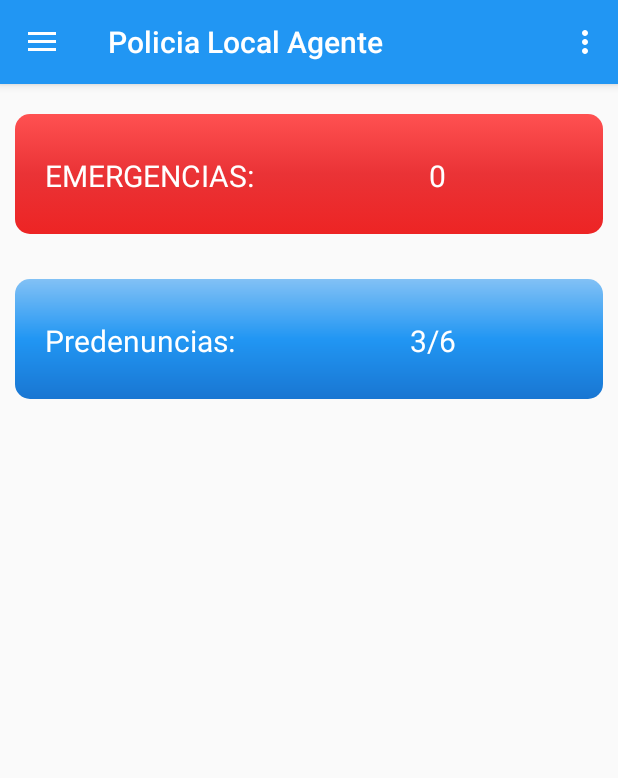
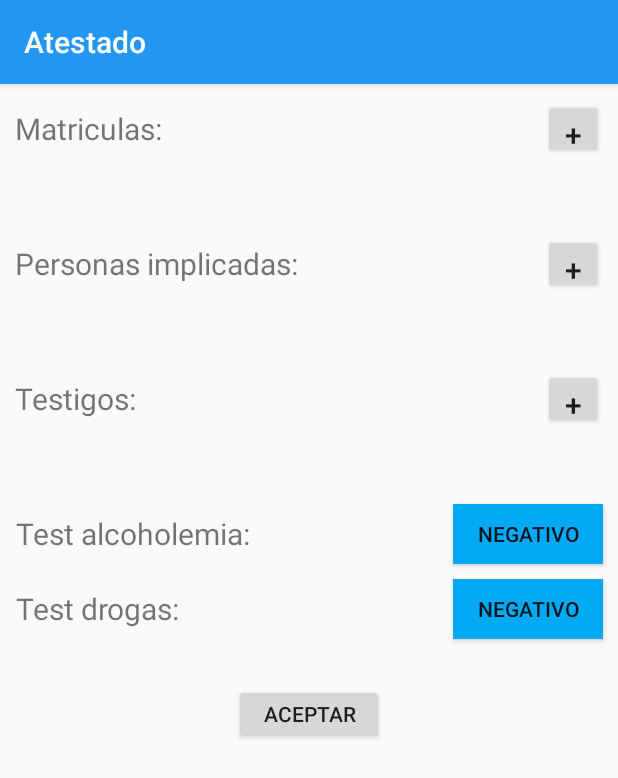
Before and after one commit to sergioloc/JefaturaPoliciaAgente, an Android app: the screen it shows after launch once a user with an empty profile is signed in (MainActivity before the commit, Atestado after it), in the side drawer, after a tap on "Atestados", on a phone screen of 412 x 824 dp. Shown: the top 778 px of the screen. Run offline under Robolectric (Android 15) with nearby library versions, the phone set to English and light mode, and no system bars; our stand-ins replace Firebase (no records; nobody signed in at launch, a user with empty details on screens opened directly).

Commit message:
Estructura básica de los atestados

```diff
--- a/app/build.gradle
+++ b/app/build.gradle
@@ -29,6 +29,8 @@ dependencies {
     compile 'com.android.support.constraint:constraint-layout:1.0.2'
     compile 'com.google.firebase:firebase-core:9.0.0'
     compile 'com.google.firebase:firebase-auth:9.0.0'
+    compile 'com.android.support:cardview-v7:26.+'
+    compile 'com.android.support:recyclerview-v7:26.+'
     testCompile 'junit:junit:4.12'
 }
 apply plugin: 'com.google.gms.google-services'
--- a/app/src/main/AndroidManifest.xml
+++ b/app/src/main/AndroidManifest.xml
@@ -22,7 +22,10 @@
             android:name=".MainActivity"
             android:label="@string/app_name"
             android:theme="@style/AppTheme.NoActionBar" />
-        <activity android:name=".Predenuncia"></activity>
+        <activity android:name=".Predenuncia"
+            android:label="Predenuncia"/>
+        <activity android:name=".Atestado"
+            android:label="Atestado"></activity>
     </application>
 
 </manifest>
--- /dev/null
+++ b/app/src/main/java/com/cdi/practica/jefaturapoliciaagente/Adaptadores/RVAdapter.java
@@ -0,0 +1,65 @@
+package com.cdi.practica.jefaturapoliciaagente.Adaptadores;
+
+import android.support.v7.widget.CardView;
+import android.support.v7.widget.RecyclerView;
+import android.view.LayoutInflater;
+import android.view.View;
+import android.view.ViewGroup;
+import android.widget.ImageView;
+import android.widget.TextView;
+
+import com.cdi.practica.jefaturapoliciaagente.Objetos.Item;
+import com.cdi.practica.jefaturapoliciaagente.R;
+
+import java.util.ArrayList;
+import java.util.List;
+
+/**
+ * Created by Sergio on 16/04/2018.
+ */
+
+public class RVAdapter extends RecyclerView.Adapter<RVAdapter.PersonViewHolder>{
+
+    public static class PersonViewHolder extends RecyclerView.ViewHolder {
+        CardView cv;
+        TextView personName;
+        ImageView personPhoto;
+
+        PersonViewHolder(View itemView) {
+            super(itemView);
+            cv = (CardView)itemView.findViewById(R.id.cv);
+            personName = (TextView)itemView.findViewById(R.id.mat_nombre);
+            personPhoto = (ImageView)itemView.findViewById(R.id.mat_logo);
+        }
+    }
+
+    ArrayList<Item> item;
+
+    public RVAdapter(ArrayList<Item> item){
+        this.item = item;
+    }
+
+    @Override
+    public int getItemCount() {
+        return item.size();
+    }
+
+    @Override
+    public PersonViewHolder onCreateViewHolder(ViewGroup viewGroup, int i) {
+        View v = LayoutInflater.from(viewGroup.getContext()).inflate(R.layout.item, viewGroup, false);
+        PersonViewHolder pvh = new PersonViewHolder(v);
+        return pvh;
+    }
+
+    @Override
+    public void onBindViewHolder(PersonViewHolder personViewHolder, int i) {
+        personViewHolder.personName.setText(item.get(i).getTexto());
+        personViewHolder.personPhoto.setImageResource(item.get(i).getImagen());
+    }
+
+    @Override
+    public void onAttachedToRecyclerView(RecyclerView recyclerView) {
+        super.onAttachedToRecyclerView(recyclerView);
+    }
+
+}
--- /dev/null
+++ b/app/src/main/java/com/cdi/practica/jefaturapoliciaagente/Atestado.java
@@ -0,0 +1,199 @@
+package com.cdi.practica.jefaturapoliciaagente;
+
+import android.content.DialogInterface;
+import android.content.Intent;
+import android.support.v7.app.AlertDialog;
+import android.support.v7.app.AppCompatActivity;
+import android.os.Bundle;
+import android.support.v7.widget.LinearLayoutManager;
+import android.support.v7.widget.RecyclerView;
+import android.view.LayoutInflater;
+import android.view.View;
+import android.widget.Button;
+import android.widget.EditText;
+
+import com.cdi.practica.jefaturapoliciaagente.Adaptadores.RVAdapter;
+import com.cdi.practica.jefaturapoliciaagente.Objetos.Item;
+
+import java.util.ArrayList;
+
+public class Atestado extends AppCompatActivity {
+
+    private Button botonMat, botonPer, botonTes, botonAlc, botonDro, botonAceptar;
+    private RecyclerView rvMat, rvPer, rvTes;
+    private ArrayList matriculas, personas, testigos;
+    private  RVAdapter adapterMat, adapterPer, adapterTes;
+    private AlertDialog m, p, t;
+
+    @Override
+    protected void onCreate(Bundle savedInstanceState) {
+        super.onCreate(savedInstanceState);
+        setContentView(R.layout.activity_atestado);
+
+        init();
+        initAlertDialogMatricula();
+        initAlertDialogPersona();
+        initAlertDialogTestigo();
+        botones();
+    }
+
+    private void init(){
+        botonMat = (Button) findViewById(R.id.mat_boton);
+        botonPer = (Button) findViewById(R.id.per_boton);
+        botonTes = (Button) findViewById(R.id.tes_boton);
+        botonAlc = (Button) findViewById(R.id.alc_boton);
+        botonDro = (Button) findViewById(R.id.dro_boton);
+        botonAceptar = (Button) findViewById(R.id.aceptar);
+
+        rvMat = (RecyclerView)findViewById(R.id.rvMat);
+        rvPer = (RecyclerView)findViewById(R.id.rvPer);
+        rvTes = (RecyclerView)findViewById(R.id.rvTes);
+
+        rvMat.setHasFixedSize(true);
+        rvPer.setHasFixedSize(true);
+        rvTes.setHasFixedSize(true);
+
+        LinearLayoutManager llmMat = new LinearLayoutManager(getApplicationContext());
+        LinearLayoutManager llmPer = new LinearLayoutManager(getApplicationContext());
+        LinearLayoutManager llmTes = new LinearLayoutManager(getApplicationContext());
+
+        rvMat.setLayoutManager(llmMat);
+        rvPer.setLayoutManager(llmPer);
+        rvTes.setLayoutManager(llmTes);
+
+        matriculas = new ArrayList<>();
+        personas = new ArrayList<>();
+        testigos = new ArrayList<>();
+
+        adapterMat = new RVAdapter(matriculas);
+        adapterPer = new RVAdapter(personas);
+        adapterTes = new RVAdapter(testigos);
+
+        rvMat.setAdapter(adapterMat);
+        rvPer.setAdapter(adapterPer);
+        rvTes.setAdapter(adapterTes);
+    }
+
+    private void botones(){
+        botonMat.setOnClickListener(new View.OnClickListener() {
+            @Override
+            public void onClick(View view) {
+                m.show();
+            }
+        });
+        botonPer.setOnClickListener(new View.OnClickListener() {
+            @Override
+            public void onClick(View view) {
+                p.show();
+            }
+        });
+        botonTes.setOnClickListener(new View.OnClickListener() {
+            @Override
+            public void onClick(View view) {
+                t.show();
+            }
+        });
+        botonAlc.setOnClickListener(new View.OnClickListener() {
+            @Override
+            public void onClick(View view) {
+                if(botonAlc.getText().equals("Negativo")){
+                    botonAlc.setText("Positivo");
+                    botonAlc.setBackgroundColor(getResources().getColor(R.color.red));
+                }else{
+                    botonAlc.setText("Negativo");
+                    botonAlc.setBackgroundColor(getResources().getColor(R.color.colorAccent));
+                }
+            }
+        });
+        botonDro.setOnClickListener(new View.OnClickListener() {
+            @Override
+            public void onClick(View view) {
+                if(botonDro.getText().equals("Negativo")){
+                    botonDro.setText("Positivo");
+                    botonDro.setBackgroundColor(getResources().getColor(R.color.red));
+                }else{
+                    botonDro.setText("Negativo");
+                    botonDro.setBackgroundColor(getResources().getColor(R.color.colorAccent));
+                }
+            }
+        });
+        botonAceptar.setOnClickListener(new View.OnClickListener() {
+            @Override
+            public void onClick(View view) {
+                startActivity(new Intent(Atestado.this, MainActivity.class));
+            }
+        });
+    }
+
+    private void initAlertDialogMatricula(){
+        AlertDialog.Builder dialogBuilder = new AlertDialog.Builder(this);
+        LayoutInflater inflater = this.getLayoutInflater();
+        final View dialogView = inflater.inflate(R.layout.dialog_matricula, null);
+        dialogBuilder.setView(dialogView);
+
+        final EditText edt = (EditText) dialogView.findViewById(R.id.edit1);
+
+        dialogBuilder.setTitle("Número de matricula");
+        dialogBuilder.setPositiveButton("Aceptar", new DialogInterface.OnClickListener() {
+            public void onClick(DialogInterface dialog, int whichButton) {
+                matriculas.add(new Item(edt.getText().toString(),R.drawable.icon_car));
+                adapterMat.notifyDataSetChanged();
+                edt.setText("");
+            }
+        });
+        dialogBuilder.setNegativeButton("Cancelar", new DialogInterface.OnClickListener() {
+            public void onClick(DialogInterface dialog, int whichButton) {
+                dialog.dismiss();
+            }
+        });
+        m = dialogBuilder.create();
+    }
+
+    private void initAlertDialogPersona(){
+        AlertDialog.Builder dialogBuilder = new AlertDialog.Builder(this);
+        LayoutInflater inflater = this.getLayoutInflater();
+        final View dialogView = inflater.inflate(R.layout.dialog_persona, null);
+        dialogBuilder.setView(dialogView);
+
+        final EditText edt = (EditText) dialogView.findViewById(R.id.nombre);
+
+        dialogBuilder.setTitle("Datos de la persona afectada");
+        dialogBuilder.setPositiveButton("Aceptar", new DialogInterface.OnClickListener() {
+            public void onClick(DialogInterface dialog, int whichButton) {
+                personas.add(new Item(edt.getText().toString(),R.drawable.icon_user));
+                adapterPer.notifyDataSetChanged();
+                edt.setText("");
+            }
+        });
+        dialogBuilder.setNegativeButton("Cancelar", new DialogInterface.OnClickListener() {
+            public void onClick(DialogInterface dialog, int whichButton) {
+                dialog.dismiss();
+            }
+        });
+        p = dialogBuilder.create();
+    }
+
+    private void initAlertDialogTestigo(){
+        AlertDialog.Builder dialogBuilder = new AlertDialog.Builder(this);
+        LayoutInflater inflater = this.getLayoutInflater();
+        final View dialogView = inflater.inflate(R.layout.dialog_testigo, null);
+        dialogBuilder.setView(dialogView);
+
+        final EditText edt = (EditText) dialogView.findViewById(R.id.nombre);
+
+        dialogBuilder.setTitle("Datos del testigo");
+        dialogBuilder.setPositiveButton("Aceptar", new DialogInterface.OnClickListener() {
+            public void onClick(DialogInterface dialog, int whichButton) {
+                testigos.add(new Item(edt.getText().toString(),R.drawable.icon_eye));
+                adapterTes.notifyDataSetChanged();
+                edt.setText("");
+            }
+        });
+        dialogBuilder.setNegativeButton("Cancelar", new DialogInterface.OnClickListener() {
+            public void onClick(DialogInterface dialog, int whichButton) {
+                dialog.dismiss();
+            }
+        });
+        t = dialogBuilder.create();
+    }
+}
--- a/app/src/main/java/com/cdi/practica/jefaturapoliciaagente/MainActivity.java
+++ b/app/src/main/java/com/cdi/practica/jefaturapoliciaagente/MainActivity.java
@@ -134,7 +134,7 @@ public class MainActivity extends AppCompatActivity
             else
                 Toast.makeText(getApplicationContext(), "Debes aceptar una predenuncia",Toast.LENGTH_SHORT).show();
         } else if (id == R.id.nav_atestado) {
-            Toast.makeText(getApplicationContext(), "Atestato",Toast.LENGTH_SHORT).show();
+            startActivity(new Intent(MainActivity.this,Atestado.class));
         } else if (id == R.id.nav_sancion) {
             Toast.makeText(getApplicationContext(), "Sancion",Toast.LENGTH_SHORT).show();
         } else if (id == R.id.nav_opciones) {
--- /dev/null
+++ b/app/src/main/res/layout/activity_atestado.xml
@@ -0,0 +1,164 @@
+<?xml version="1.0" encoding="utf-8"?>
+<RelativeLayout xmlns:android="http://schemas.android.com/apk/res/android"
+    xmlns:app="http://schemas.android.com/apk/res-auto"
+    xmlns:tools="http://schemas.android.com/tools"
+    android:layout_width="match_parent"
+    android:layout_height="match_parent"
+    tools:context="com.cdi.practica.jefaturapoliciaagente.Atestado">
+
+    <ScrollView
+        android:layout_width="match_parent"
+        android:layout_height="match_parent">
+
+        <RelativeLayout
+            android:layout_width="match_parent"
+            android:layout_height="wrap_content">
+
+            <TextView
+                android:id="@+id/mat_texto"
+                android:layout_width="wrap_content"
+                android:layout_height="40dp"
+                android:text="Matriculas:"
+                android:gravity="center"
+                android:textSize="20dp"
+                android:layout_marginTop="10dp"
+                android:layout_marginLeft="10dp"/>
+
+            <Button
+                android:id="@+id/mat_boton"
+                android:layout_width="40dp"
+                android:layout_height="40dp"
+                android:layout_alignTop="@+id/mat_texto"
+                android:layout_alignParentRight="true"
+                android:layout_marginRight="10dp"
+                android:text="+"
+                android:textSize="20dp"/>
+
+            <android.support.v7.widget.RecyclerView
+                android:id="@+id/rvMat"
+                android:layout_width="match_parent"
+                android:layout_height="wrap_content"
+                android:layout_marginTop="20dp"
+                android:layout_marginLeft="10dp"
+                android:layout_marginRight="10dp"
+                android:layout_below="@id/mat_texto"/>
+
+            <TextView
+                android:id="@+id/per_texto"
+                android:layout_width="wrap_content"
+                android:layout_height="40dp"
+                android:layout_below="@+id/rvMat"
+                android:text="Personas implicadas:"
+                android:gravity="center"
+                android:textSize="20dp"
+                android:layout_marginTop="30dp"
+                android:layout_marginLeft="10dp"/>
+
+            <Button
+                android:id="@+id/per_boton"
+                android:layout_width="40dp"
+                android:layout_height="40dp"
+                android:layout_alignTop="@+id/per_texto"
+                android:layout_alignParentRight="true"
+                android:layout_marginRight="10dp"
+                android:text="+"
+                android:textSize="20dp"/>
+
+            <android.support.v7.widget.RecyclerView
+                android:id="@+id/rvPer"
+                android:layout_width="match_parent"
+                android:layout_height="wrap_content"
+                android:layout_marginTop="20dp"
+                android:layout_marginLeft="10dp"
+                android:layout_marginRight="10dp"
+                android:layout_below="@id/per_texto"/>
+
+            <TextView
+                android:id="@+id/tes_texto"
+                android:layout_width="wrap_content"
+                android:layout_height="40dp"
+                android:layout_below="@+id/rvPer"
+                android:text="Testigos:"
+                android:gravity="center"
+                android:textSize="20dp"
+                android:layout_marginTop="30dp"
+                android:layout_marginLeft="10dp"/>
+
+            <Button
+                android:id="@+id/tes_boton"
+                android:layout_width="40dp"
+                android:layout_height="40dp"
+                android:layout_alignTop="@+id/tes_texto"
+                android:layout_alignParentRight="true"
+                android:layout_marginRight="10dp"
+                android:text="+"
+                android:textSize="20dp"/>
+
+            <android.support.v7.widget.RecyclerView
+                android:id="@+id/rvTes"
+                android:layout_width="match_parent"
+                android:layout_height="wrap_content"
+                android:layout_marginTop="20dp"
+                android:layout_marginLeft="10dp"
+                android:layout_marginRight="10dp"
+                android:layout_below="@id/tes_texto"/>
+
+            <TextView
+                android:id="@+id/alc_texto"
+                android:layout_width="wrap_content"
+                android:layout_height="40dp"
+                android:layout_below="@+id/rvTes"
+                android:text="Test alcoholemia:"
+                android:gravity="center"
+                android:textSize="20dp"
+                android:layout_marginTop="30dp"
+                android:layout_marginLeft="10dp"/>
+
+            <TextView
+                android:id="@+id/dro_texto"
+                android:layout_width="wrap_content"
+                android:layout_height="40dp"
+                android:layout_below="@+id/alc_texto"
+                android:text="Test drogas:"
+                android:gravity="center"
+                android:textSize="20dp"
+                android:layout_marginTop="10dp"
+                android:layout_marginLeft="10dp"/>
+
+            <Button
+                android:id="@+id/alc_boton"
+                android:layout_width="100dp"
+                android:layout_height="40dp"
+                android:layout_marginRight="10dp"
+                android:layout_alignParentRight="true"
+                android:layout_alignTop="@id/alc_texto"
+                android:background="@color/colorAccent"
+                android:text="Negativo"/>
+
+            <Button
+                android:id="@+id/dro_boton"
+                android:layout_width="100dp"
+                android:layout_height="40dp"
+                android:layout_marginRight="10dp"
+                android:layout_alignParentRight="true"
+                android:layout_alignTop="@id/dro_texto"
+                android:background="@color/colorAccent"
+                android:text="Negativo"/>
+
+            <Button
+                android:id="@+id/aceptar"
+                android:layout_width="100dp"
+                android:layout_height="40dp"
+                android:layout_marginTop="30dp"
+                android:layout_marginBottom="5dp"
+                android:layout_below="@id/dro_boton"
+                android:layout_centerHorizontal="true"
+                android:text="Aceptar"/>
+
+
+
+        </RelativeLayout>
+
+    </ScrollView>
+
+</RelativeLayout>
--- a/app/src/main/res/values/colors.xml
+++ b/app/src/main/res/values/colors.xml
@@ -10,4 +10,6 @@
     <color name="colorSecondaryText">#757575</color>
     <color name="colorDivider">#BDBDBD</color>
     <color name="colorTextIcons">#FFFFFF</color>
+
+    <color name="red">#f73d3d</color>
 </resources>
```
Also changed, not shown: app/src/main/java/com/cdi/practica/jefaturapoliciaagente/Objetos/Item.java (added, +32 -0 lines), app/src/main/res/layout/dialog_matricula.xml (added, +14 -0 lines), app/src/main/res/layout/dialog_persona.xml (added, +39 -0 lines), app/src/main/res/layout/dialog_testigo.xml (added, +45 -0 lines), app/src/main/res/layout/item.xml (added, +36 -0 lines), app/src/main/res/drawable-v21/icon_car.png (added), app/src/main/res/drawable-v21/icon_eye.png (added), app/src/main/res/drawable-v21/icon_user.png (added).
